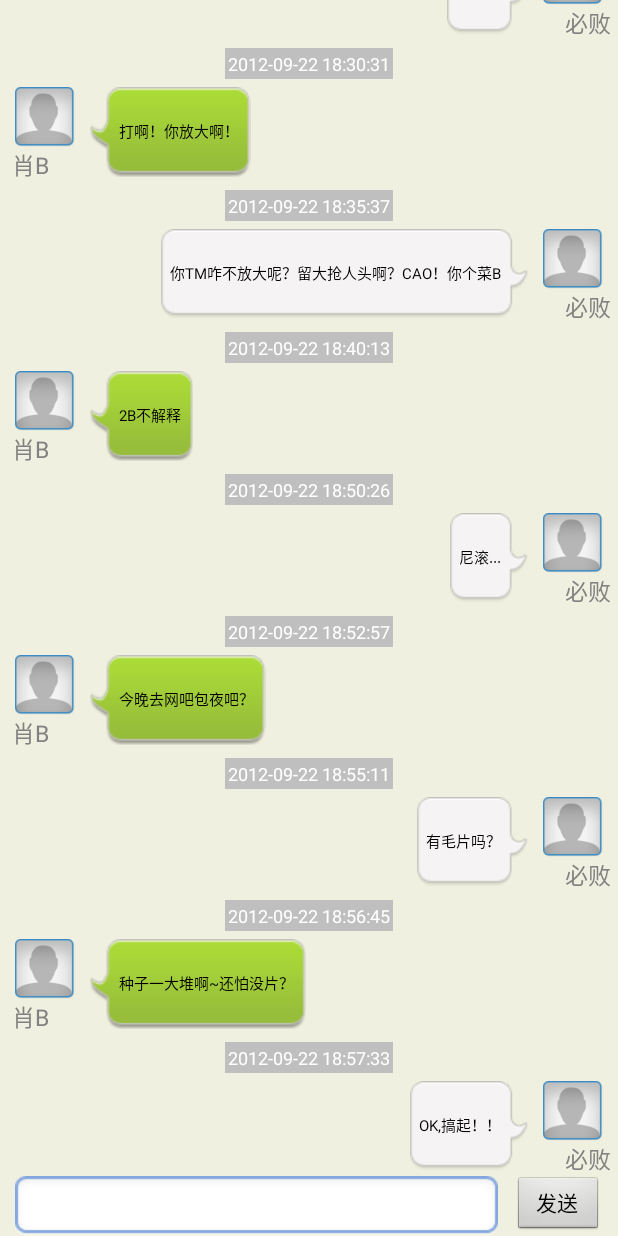
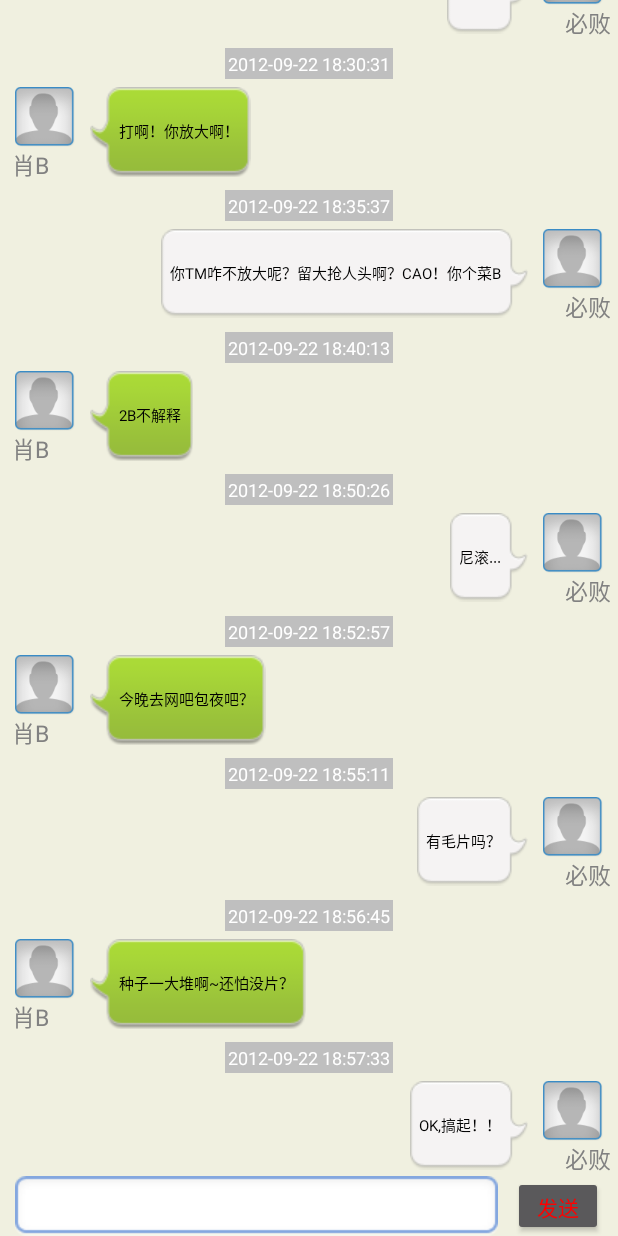
Before and after one commit to misnearzhang/imm_client_master, an Android app: the fragment ChattingCurrentFragment shown on its own in the app's theme, on a phone screen of 412 x 824 dp. Run offline under Robolectric (Android 15) with nearby library versions, the phone set to English and light mode, and no system bars; 1 statement that could not run was skipped.

Commit message:
update some resource

```diff
--- a/app/build.gradle
+++ b/app/build.gradle
@@ -5,7 +5,7 @@ android {
     buildToolsVersion '25.0.0'
     defaultConfig {
         applicationId 'com.syuct.imm.message'
-        minSdkVersion 16
+        minSdkVersion 21
         targetSdkVersion 25
         versionCode 1
         versionName "1.0"
--- a/app/src/main/java/com/syuct/imm/adapter/ChatMsgViewAdapter.java
+++ b/app/src/main/java/com/syuct/imm/adapter/ChatMsgViewAdapter.java
@@ -20,14 +20,14 @@ import java.util.List;
  */
 public class ChatMsgViewAdapter extends BaseAdapter {
 
-	public static interface IMsgViewType {
+	public interface IMsgViewType {
 		int IMVT_COM_MSG = 0;// 收到对方的消息
 		int IMVT_TO_MSG = 1;// 自己发送出去的消息
 		int IMVT_COM_IMAGE=2;
 		int IMVT_TO_IMAGE=3;
 	}
 
-	private static final int ITEMCOUNT = 2;// 消息类型的总数
+	private static final int ITEMCOUNT = 4;// 消息类型的总数
 	private List<ChatMsgEntity> coll;// 消息对象数组
 	private LayoutInflater mInflater;
 
--- a/app/src/main/java/com/syuct/imm/ui/fragment/ChattingCurrentFragment.java
+++ b/app/src/main/java/com/syuct/imm/ui/fragment/ChattingCurrentFragment.java
@@ -29,18 +29,7 @@ import java.util.List;
  * create an instance of this fragment.
  */
 public class ChattingCurrentFragment extends Fragment implements View.OnClickListener{
-    // TODO: Rename parameter arguments, choose names that match
-    // the fragment initialization parameters, e.g. ARG_ITEM_NUMBER
-    private static final String ARG_PARAM1 = "param1";
-    private static final String ARG_PARAM2 = "param2";
     private View chattingView;
-    private EditText editText_ip=null;
-    private EditText editSendMsg=null;
-    private ListView lvFriendList=null;
-    private Button btnConnect=null;
-    private Button btnSend=null;
-    private ImageView imgConnectStatus=null;
-
     private Button mBtnSend;// 发送btn
     private Button mBtnBack;// 返回btn
     private EditText mEditTextContent;
@@ -48,8 +37,6 @@ public class ChattingCurrentFragment extends Fragment implements View.OnClickLis
     private ChatMsgViewAdapter mAdapter;// 消息视图的Adapter
     private List<ChatMsgEntity> mDataArrays = new ArrayList<ChatMsgEntity>();// 消息对象数组
     //private InputMethodManager imm= (InputMethodManager) getActivity().getSystemService(Context.INPUT_METHOD_SERVICE);
-    // TODO: Rename and change types of parameters
-
     public ChattingCurrentFragment() {
         // Required empty public constructor
     }
@@ -59,14 +46,6 @@ public class ChattingCurrentFragment extends Fragment implements View.OnClickLis
         super.onActivityCreated(savedInstanceState);
 
     }
-
-    /**
-     * Use this factory method to create a new instance of
-     * this fragment using the provided parameters.
-     *
-     * @return A new instance of fragment ChattingFragment.
-     */
-    // TODO: Rename and change types and number of parameters
     public static ChattingCurrentFragment newInstance() {
         ChattingCurrentFragment fragment = new ChattingCurrentFragment();
         return fragment;
@@ -88,7 +67,6 @@ public class ChattingCurrentFragment extends Fragment implements View.OnClickLis
 
         initData();// 初始化数据
         mListView.setSelection(mAdapter.getCount() - 1);
-
         mListView.setOnScrollListener(new AbsListView.OnScrollListener() {
             @Override
             public void onScrollStateChanged(AbsListView absListView, int i) {
@@ -206,4 +184,6 @@ public class ChattingCurrentFragment extends Fragment implements View.OnClickLis
         SimpleDateFormat format = new SimpleDateFormat("yyyy-MM-dd hh:mm:ss");
         return format.format(new Date());
     }
+
+
 }
--- a/app/src/main/res/layout/activity_index.xml
+++ b/app/src/main/res/layout/activity_index.xml
@@ -3,7 +3,7 @@
               android:id="@+id/main_frame"
               android:layout_width="match_parent"
               android:layout_height="match_parent"
-              tools:context=".activity.MainActivity">
+              tools:context=".activity.IndexActivity">
     <RelativeLayout
         android:layout_width="fill_parent"
         android:layout_height="fill_parent"
@@ -25,14 +25,17 @@
         android:layout_below="@+id/container1"
         android:layout_alignParentBottom="true">
         <ImageButton
+            android:id="@+id/BtnRecentChatting"
             android:layout_weight="1"
             android:layout_width="match_parent"
             android:layout_height="40dp"/>
         <ImageButton
+            android:id="@+id/BtnFriendList"
             android:layout_weight="1"
             android:layout_width="match_parent"
             android:layout_height="40dp"/>
         <ImageButton
+            android:id="@+id/BtnTimeLine"
             android:layout_weight="1"
             android:layout_width="match_parent"
             android:layout_height="40dp"/>
--- a/app/src/main/res/values/styles.xml
+++ b/app/src/main/res/values/styles.xml
@@ -1,5 +1,18 @@
 <resources>
-
+	<style name="AppTheme" parent="android:Theme.Material.NoActionBar">
+		<!--   状态栏颜色 -->
+		<item name="android:colorPrimaryDark">#ff0000</item>
+		<!--   控件颜色 -->
+		<item name="android:colorAccent">#ff0000</item>
+		<!-- 背景色 -->
+		<item name="android:windowBackground"> @color/bluelight</item>
+		<!-- 键盘区域颜色 -->
+		<item name="android:navigationBarColor">#faf9f9</item>
+		<!--标题栏字体颜色-->
+		<item name="android:textColorPrimary">#ff0000</item>
+		<!--内容区域字体颜色-->
+		<item name="android:textColor">#ff0000</item>
+	</style>
     <style name="CustomDialog">
 	    <item name="android:windowFrame">@null</item>
 	    <item name="android:windowNoTitle">true</item>
--- a/library/build.gradle
+++ b/library/build.gradle
@@ -17,7 +17,7 @@ android {
     buildToolsVersion '25.0.0'
 
     defaultConfig {
-        minSdkVersion 16
+        minSdkVersion 21
         targetSdkVersion 25
     }
 
```
Also changed, not shown: app/src/main/AndroidManifest.xml (+10 -10 lines), app/src/main/java/com/syuct/imm/ui/activity/IndexActivity.java (+21 -0 lines), app/src/main/java/com/syuct/imm/ui/fragment/FriendlistFragment.java (+9 -1 lines), 1 other file.
